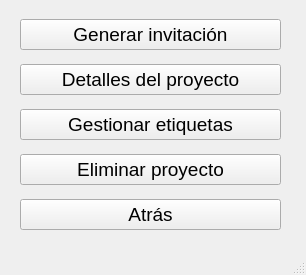
The window that Interfaces/UI/view_config_project.ui (adrianvillanueva997/computation_lab_2) describes before a commit, drawn with Qt 5.
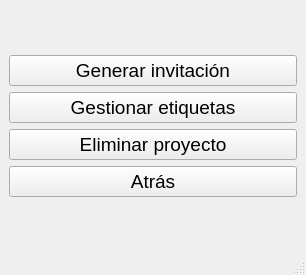
The same window after the commit.

Commit message:
Visualización de datos, configuración proyecto, gestion etiquetas, codigo invitación
Ventana de visualización de datos completa, con filtros añadidos, configuración implementada con gestión de etiquetas y generación de código de invitación. Invitación a otros proyectos funcionando

```diff
--- a/Interfaces/UI/view_config_project.ui
+++ b/Interfaces/UI/view_config_project.ui
@@ -14,15 +14,8 @@
             <string>Configuración Proyecto</string>
         </property>
         <widget class="QWidget" name="centralwidget">
-            <widget class="QWidget" name="layoutWidget">
-                <property name="geometry">
-                    <rect>
-                        <x>20</x>
-                        <y>11</y>
-                        <width>261</width>
-                        <height>231</height>
-                    </rect>
-                </property>
+   <layout class="QVBoxLayout" name="verticalLayout_2">
+    <item>
                 <layout class="QVBoxLayout" name="verticalLayout">
                     <item>
                         <widget class="QPushButton" name="pushButton_generarInvitacion">
@@ -39,21 +32,6 @@
                             </property>
                         </widget>
                     </item>
-                    <item>
-                        <widget class="QPushButton" name="pushButton_detallesProyecto">
-                            <property name="font">
-                                <font>
-                                    <pointsize>14</pointsize>
-                                </font>
-                            </property>
-                            <property name="cursor">
-                                <cursorShape>PointingHandCursor</cursorShape>
-                            </property>
-                            <property name="text">
-                                <string>Detalles del proyecto</string>
-                            </property>
-                        </widget>
-                    </item>
                     <item>
                         <widget class="QPushButton" name="pushButton_GestionarEtiquetas">
                             <property name="font">
@@ -94,7 +72,8 @@
                         </widget>
                     </item>
                 </layout>
-            </widget>
+    </item>
+   </layout>
         </widget>
         <widget class="QMenuBar" name="menubar">
             <property name="geometry">
```
Lines whose indentation alone changed are shown as unchanged. The commit also changes 29 other files.
